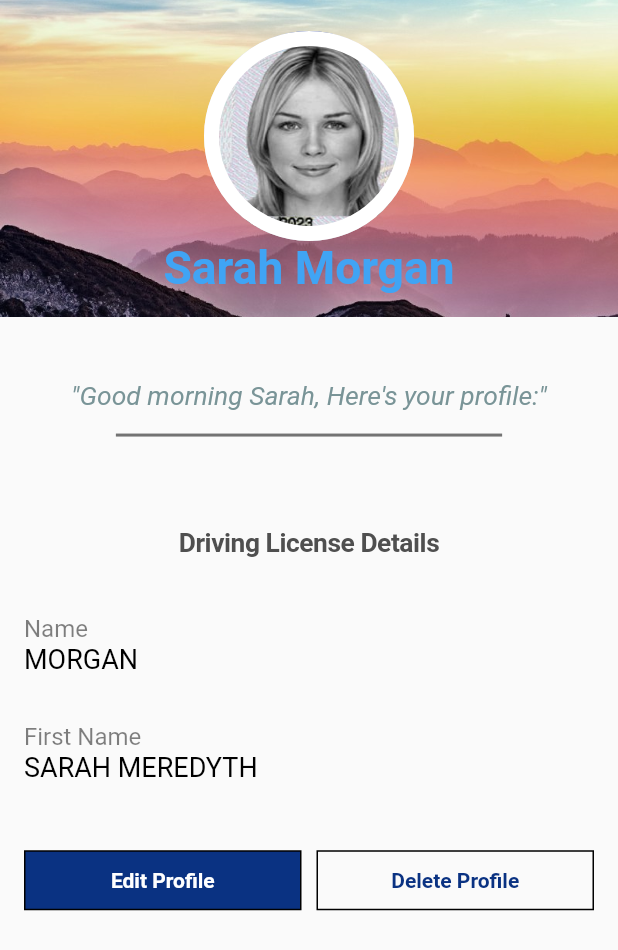
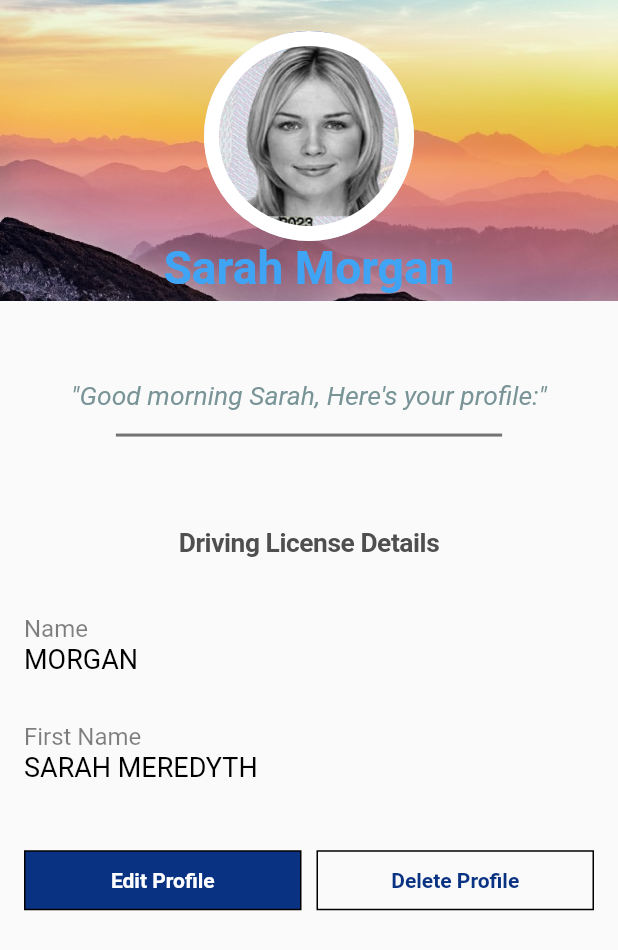
Before and after one commit to rigoford/MotorQuickQuote, a Flutter app: the MQQProfilePage screen opened directly, on a phone screen of 412 x 824 dp. Shown: the top 950 px of the screen. Run offline on Flutter 3.47's test engine with Material 2 defaults, Android fonts, the phone set to English and light mode, and no system bars; our stand-ins replace camera; Roboto replaces fonts that are missing (Facit, Font Awesome 5 Pro).

Commit message:
Fuck my life

```diff
--- a/lib/tab_view/profile_creation/mqq_profile.dart
+++ b/lib/tab_view/profile_creation/mqq_profile.dart
@@ -17,7 +17,7 @@ class _MQQProfilePageState extends State<MQQProfilePage> {
   final String _posts = "24";
   Widget _buildCoverImage(Size screenSize) {
     return Container(
-      height: screenSize.height / 3.9,
+      height: screenSize.height / 4.1,
       decoration: BoxDecoration(
         image: DecorationImage(
           image: AssetImage('assets/cover.jpg'),
```
Also changed, not shown: 4 other files.
